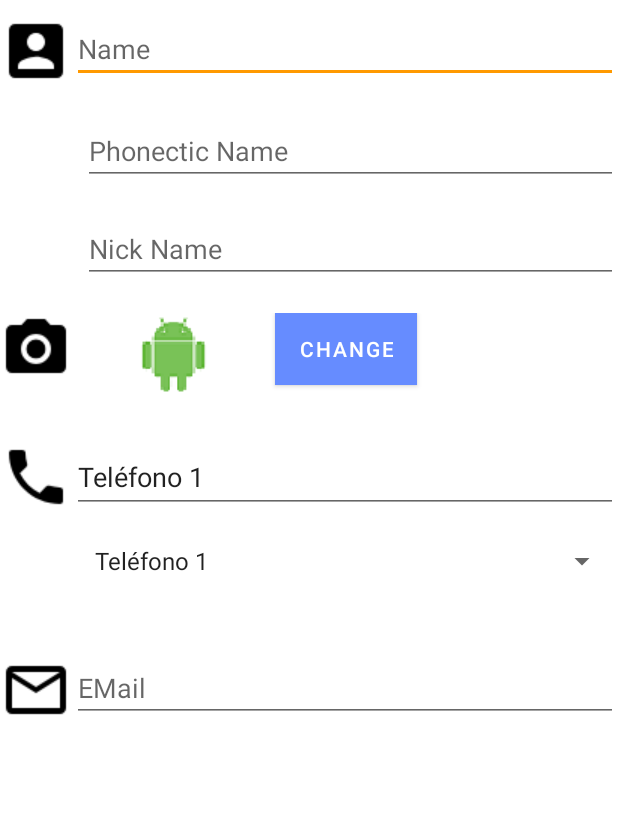
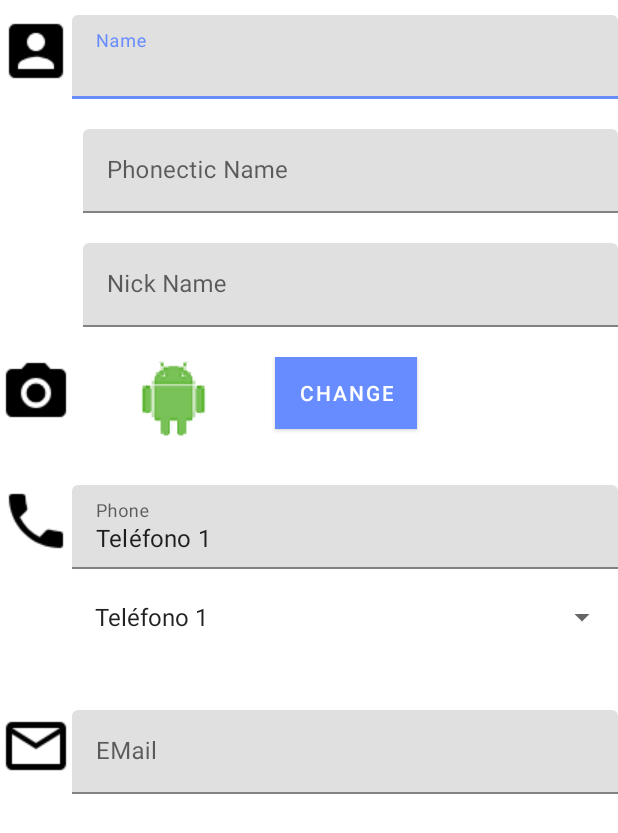
Before and after one commit to eubeco/PlayJuegos2, an Android app: the NewPlayer screen opened directly, with no data from a screen before it, on a phone screen of 412 x 824 dp. Shown: the top 833 px of the screen. Run offline under Robolectric (Android 15) with nearby library versions, the phone set to English and light mode, and no system bars; plain views replace EditTextInputLayout.

Commit message:
Más conciso

```diff
--- a/app/src/main/res/layout-land/newplayer.xml
+++ b/app/src/main/res/layout-land/newplayer.xml
@@ -29,25 +29,21 @@
 
 
 
+                <com.google.android.material.textfield.TextInputLayout
 
-<!-- He probado así como se ve descomentando lo comentado y exactamente como pone en los apuntes y no se ejecuta el layout, cuando vas a acceder mediante el botón
-     de nuevo jugador la aplicación peta.
-     En el archivo de dependencias también he probado varias cosas, pero al final lo he dejado todo comentado porque no ejecutaba.
-                <android.support.design.widget.TextInputLayout
                     android:id="@+id/TiLayout_Name"
                     android:layout_width="match_parent"
-                    android:layout_height="wrap_content"
-                    >-->
+                    android:layout_height="wrap_content">
 
-                    <EditText
+
+                    <com.google.android.material.textfield.TextInputEditText
                         android:id="@+id/EditText_Name"
                         android:hint="@string/Name"
                         android:layout_width="match_parent"
                         android:layout_height="wrap_content"
-                        android:inputType="text"></EditText>
+                        android:inputType="text"></com.google.android.material.textfield.TextInputEditText>
 
-
-          <!--      </android.support.design.widget.TextInputLayout>-->
+                </com.google.android.material.textfield.TextInputLayout>
 
             </LinearLayout>
 
@@ -57,14 +53,19 @@
                 android:layout_marginTop="10dp"
                 android:layout_marginBottom="10dp"
                 android:orientation="horizontal">
+                <com.google.android.material.textfield.TextInputLayout
+                    android:id="@+id/TiLayout_PhoneticName"
+                    android:layout_width="match_parent"
+                    android:layout_height="wrap_content">
 
-                <EditText
+                    <com.google.android.material.textfield.TextInputEditText
                         android:id="@+id/EditText_PhonecticName"
                         android:hint="@string/phonectic_name"
                         android:layout_width="match_parent"
                         android:layout_height="wrap_content"
                         android:layout_marginLeft="55dp"
-                    android:inputType="text"></EditText>
+                        android:inputType="text"></com.google.android.material.textfield.TextInputEditText>
+                </com.google.android.material.textfield.TextInputLayout>
             </LinearLayout>
 
             <LinearLayout
@@ -74,13 +75,18 @@
                 android:layout_marginBottom="10dp"
                 android:orientation="horizontal">
 
-                <EditText
+                <com.google.android.material.textfield.TextInputLayout
+                    android:id="@+id/TiLayout_NickName"
+                    android:layout_width="match_parent"
+                    android:layout_height="wrap_content">
+                    <com.google.android.material.textfield.TextInputEditText
                         android:id="@+id/EditText_NickName"
                         android:hint="@string/nick_name"
                         android:layout_width="match_parent"
                         android:layout_height="wrap_content"
                         android:layout_marginLeft="55dp"
-                    android:inputType="text"></EditText>
+                        android:inputType="text"></com.google.android.material.textfield.TextInputEditText>
+                </com.google.android.material.textfield.TextInputLayout>
             </LinearLayout>
 
             <LinearLayout
@@ -135,14 +141,18 @@
                         android:src="@drawable/phone"></ImageView>
 
 
+                    <com.google.android.material.textfield.TextInputLayout
+                        android:id="@+id/TiLayout_Phone"
+                        android:layout_width="match_parent"
+                        android:layout_height="wrap_content">
 
-
-                    <EditText
+                        <com.google.android.material.textfield.TextInputEditText
                             android:id="@+id/EditText_Phone"
                             android:hint="@string/phone"
                             android:layout_width="match_parent"
                             android:layout_height="match_parent"
-                        android:inputType="phone"></EditText>
+                            android:inputType="phone"></com.google.android.material.textfield.TextInputEditText>
+                    </com.google.android.material.textfield.TextInputLayout>
                 </LinearLayout>
                 <LinearLayout
                     android:layout_width="match_parent"
@@ -181,14 +191,19 @@
                     android:layout_height="wrap_content"
                     android:contentDescription="@string/e_mail"
                     android:src="@drawable/email"></ImageView>
+                <com.google.android.material.textfield.TextInputLayout
+                    android:id="@+id/TiLayout_EMail"
+                    android:layout_width="match_parent"
+                    android:layout_height="wrap_content">
 
-                <EditText
+                    <com.google.android.material.textfield.TextInputEditText
                         android:id="@+id/EditText_EMail"
                         android:hint="@string/email"
                         android:autofillHints="@string/email"
                         android:layout_width="match_parent"
                         android:layout_height="wrap_content"
-                    android:inputType="textEmailAddress"></EditText>
+                        android:inputType="textEmailAddress"></com.google.android.material.textfield.TextInputEditText>
+                </com.google.android.material.textfield.TextInputLayout>
             </LinearLayout>
         </LinearLayout>
     </ScrollView>
--- a/app/src/main/res/layout-v26/newplayer.xml
+++ b/app/src/main/res/layout-v26/newplayer.xml
@@ -2,7 +2,6 @@
 <LinearLayout xmlns:android="http://schemas.android.com/apk/res/android"
     android:orientation="vertical" android:layout_width="match_parent"
     android:layout_height="match_parent">
-
 
     <ScrollView
         android:layout_width="match_parent"
@@ -27,21 +26,24 @@
                     android:src="@drawable/face"></ImageView>
 
 
-<!--
-                <android.support.design.widget.TextInputLayout
+
+
+
+                <com.google.android.material.textfield.TextInputLayout
+
                     android:id="@+id/TiLayout_Name"
                     android:layout_width="match_parent"
                     android:layout_height="wrap_content">
--->
 
-                    <EditText
+
+                    <com.google.android.material.textfield.TextInputEditText
                         android:id="@+id/EditText_Name"
                         android:hint="@string/Name"
                         android:layout_width="match_parent"
                         android:layout_height="wrap_content"
-                        android:inputType="text"                        ></EditText>
+                        android:inputType="text"></com.google.android.material.textfield.TextInputEditText>
 
-                <!--</android.support.design.widget.TextInputLayout>-->
+                </com.google.android.material.textfield.TextInputLayout>
 
             </LinearLayout>
 
@@ -51,14 +53,19 @@
                 android:layout_marginTop="10dp"
                 android:layout_marginBottom="10dp"
                 android:orientation="horizontal">
+                <com.google.android.material.textfield.TextInputLayout
+                    android:id="@+id/TiLayout_PhoneticName"
+                    android:layout_width="match_parent"
+                    android:layout_height="wrap_content">
 
-                <EditText
+                    <com.google.android.material.textfield.TextInputEditText
                         android:id="@+id/EditText_PhonecticName"
                         android:hint="@string/phonectic_name"
                         android:layout_width="match_parent"
                         android:layout_height="wrap_content"
                         android:layout_marginLeft="55dp"
-                    android:inputType="text"></EditText>
+                        android:inputType="text"></com.google.android.material.textfield.TextInputEditText>
+                </com.google.android.material.textfield.TextInputLayout>
             </LinearLayout>
 
             <LinearLayout
@@ -68,13 +75,18 @@
                 android:layout_marginBottom="10dp"
                 android:orientation="horizontal">
 
-                <EditText
+                <com.google.android.material.textfield.TextInputLayout
+                    android:id="@+id/TiLayout_NickName"
+                    android:layout_width="match_parent"
+                    android:layout_height="wrap_content">
+                    <com.google.android.material.textfield.TextInputEditText
                         android:id="@+id/EditText_NickName"
                         android:hint="@string/nick_name"
                         android:layout_width="match_parent"
                         android:layout_height="wrap_content"
                         android:layout_marginLeft="55dp"
-                    android:inputType="text"></EditText>
+                        android:inputType="text"></com.google.android.material.textfield.TextInputEditText>
+                </com.google.android.material.textfield.TextInputLayout>
             </LinearLayout>
 
             <LinearLayout
@@ -129,14 +141,18 @@
                         android:src="@drawable/phone"></ImageView>
 
 
+                    <com.google.android.material.textfield.TextInputLayout
+                        android:id="@+id/TiLayout_Phone"
+                        android:layout_width="match_parent"
+                        android:layout_height="wrap_content">
 
-
-                    <EditText
+                        <com.google.android.material.textfield.TextInputEditText
                             android:id="@+id/EditText_Phone"
                             android:hint="@string/phone"
                             android:layout_width="match_parent"
                             android:layout_height="match_parent"
-                        android:inputType="phone"></EditText>
+                            android:inputType="phone"></com.google.android.material.textfield.TextInputEditText>
+                    </com.google.android.material.textfield.TextInputLayout>
                 </LinearLayout>
                 <LinearLayout
                     android:layout_width="match_parent"
@@ -154,7 +170,8 @@
                         android:layout_marginBottom="10dp"
                         android:layout_marginLeft="55dp"
                         android:layout_gravity="right">
-                        <!--android:entries="@array/spinner_name">-->
+                        <!--android:entries="@array/spinner_name"-->
+
 
                     </Spinner>
                 </LinearLayout>
@@ -174,14 +191,19 @@
                     android:layout_height="wrap_content"
                     android:contentDescription="@string/e_mail"
                     android:src="@drawable/email"></ImageView>
+                <com.google.android.material.textfield.TextInputLayout
+                    android:id="@+id/TiLayout_EMail"
+                    android:layout_width="match_parent"
+                    android:layout_height="wrap_content">
 
-                <EditText
+                    <com.google.android.material.textfield.TextInputEditText
                         android:id="@+id/EditText_EMail"
                         android:hint="@string/email"
                         android:autofillHints="@string/email"
                         android:layout_width="match_parent"
                         android:layout_height="wrap_content"
-                    android:inputType="textEmailAddress"></EditText>
+                        android:inputType="textEmailAddress"></com.google.android.material.textfield.TextInputEditText>
+                </com.google.android.material.textfield.TextInputLayout>
             </LinearLayout>
         </LinearLayout>
     </ScrollView>
--- a/app/src/main/res/layout/newplayer.xml
+++ b/app/src/main/res/layout/newplayer.xml
@@ -2,7 +2,6 @@
 <LinearLayout xmlns:android="http://schemas.android.com/apk/res/android"
     android:orientation="vertical" android:layout_width="match_parent"
     android:layout_height="match_parent">
-
 
     <ScrollView
         android:layout_width="match_parent"
@@ -26,26 +25,25 @@
                     android:contentDescription="@string/face"
                     android:src="@drawable/face"></ImageView>
 
-                <!-- He probado así como se ve descomentando lo comentado y exactamente como pone en los apuntes y no se ejecuta el layout, cuando vas a acceder mediante el botón
-                     de nuevo jugador la aplicación peta.
-                     En el archivo de dependencias también he probado varias cosas, pero al final lo he dejado todo comentado porque no ejecutaba.-->
 
-                                <android.support.design.widget.TextInputLayout
+
+
+
+                <com.google.android.material.textfield.TextInputLayout
+
                     android:id="@+id/TiLayout_Name"
                     android:layout_width="match_parent"
                     android:layout_height="wrap_content">
-                -->
-                    <android.support.design.widget.EditTextInputLayout
+
+
+                    <com.google.android.material.textfield.TextInputEditText
                         android:id="@+id/EditText_Name"
                         android:hint="@string/Name"
                         android:layout_width="match_parent"
                         android:layout_height="wrap_content"
-                        android:inputType="text"
-                        android:autofillHints="no">
-                    </android.support.design.widget.EditTextInputLayout>
-                                </android.support.design.widget.TextInputLayout>
+                        android:inputType="text"></com.google.android.material.textfield.TextInputEditText>
 
-                <!--</android.support.design.widget.TextInputLayout>-->
+                </com.google.android.material.textfield.TextInputLayout>
 
             </LinearLayout>
 
@@ -55,14 +53,19 @@
                 android:layout_marginTop="10dp"
                 android:layout_marginBottom="10dp"
                 android:orientation="horizontal">
+                <com.google.android.material.textfield.TextInputLayout
+                    android:id="@+id/TiLayout_PhoneticName"
+                    android:layout_width="match_parent"
+                    android:layout_height="wrap_content">
 
-                <EditText
+                    <com.google.android.material.textfield.TextInputEditText
                         android:id="@+id/EditText_PhonecticName"
                         android:hint="@string/phonectic_name"
                         android:layout_width="match_parent"
                         android:layout_height="wrap_content"
                         android:layout_marginLeft="55dp"
-                    android:inputType="text"></EditText>
+                        android:inputType="text"></com.google.android.material.textfield.TextInputEditText>
+                </com.google.android.material.textfield.TextInputLayout>
             </LinearLayout>
 
             <LinearLayout
@@ -72,13 +75,18 @@
                 android:layout_marginBottom="10dp"
                 android:orientation="horizontal">
 
-                <EditText
+                <com.google.android.material.textfield.TextInputLayout
+                    android:id="@+id/TiLayout_NickName"
+                    android:layout_width="match_parent"
+                    android:layout_height="wrap_content">
+                    <com.google.android.material.textfield.TextInputEditText
                         android:id="@+id/EditText_NickName"
                         android:hint="@string/nick_name"
                         android:layout_width="match_parent"
                         android:layout_height="wrap_content"
                         android:layout_marginLeft="55dp"
-                    android:inputType="text"></EditText>
+                        android:inputType="text"></com.google.android.material.textfield.TextInputEditText>
+                </com.google.android.material.textfield.TextInputLayout>
             </LinearLayout>
 
             <LinearLayout
@@ -133,14 +141,18 @@
                         android:src="@drawable/phone"></ImageView>
 
 
+                    <com.google.android.material.textfield.TextInputLayout
+                        android:id="@+id/TiLayout_Phone"
+                        android:layout_width="match_parent"
+                        android:layout_height="wrap_content">
 
-
-                    <EditText
+                        <com.google.android.material.textfield.TextInputEditText
                             android:id="@+id/EditText_Phone"
                             android:hint="@string/phone"
                             android:layout_width="match_parent"
                             android:layout_height="match_parent"
-                        android:inputType="phone"></EditText>
+                            android:inputType="phone"></com.google.android.material.textfield.TextInputEditText>
+                    </com.google.android.material.textfield.TextInputLayout>
                 </LinearLayout>
                 <LinearLayout
                     android:layout_width="match_parent"
@@ -158,7 +170,8 @@
                         android:layout_marginBottom="10dp"
                         android:layout_marginLeft="55dp"
                         android:layout_gravity="right">
-                        <!--android:entries="@array/spinner_name">-->
+                        <!--android:entries="@array/spinner_name"-->
+
 
                     </Spinner>
                 </LinearLayout>
@@ -178,14 +191,19 @@
                     android:layout_height="wrap_content"
                     android:contentDescription="@string/e_mail"
                     android:src="@drawable/email"></ImageView>
+                <com.google.android.material.textfield.TextInputLayout
+                    android:id="@+id/TiLayout_EMail"
+                    android:layout_width="match_parent"
+                    android:layout_height="wrap_content">
 
-                <EditText
+                    <com.google.android.material.textfield.TextInputEditText
                         android:id="@+id/EditText_EMail"
                         android:hint="@string/email"
                         android:autofillHints="@string/email"
                         android:layout_width="match_parent"
                         android:layout_height="wrap_content"
-                    android:inputType="textEmailAddress"></EditText>
+                        android:inputType="textEmailAddress"></com.google.android.material.textfield.TextInputEditText>
+                </com.google.android.material.textfield.TextInputLayout>
             </LinearLayout>
         </LinearLayout>
     </ScrollView>
```
Lines whose indentation alone changed are shown as unchanged.
